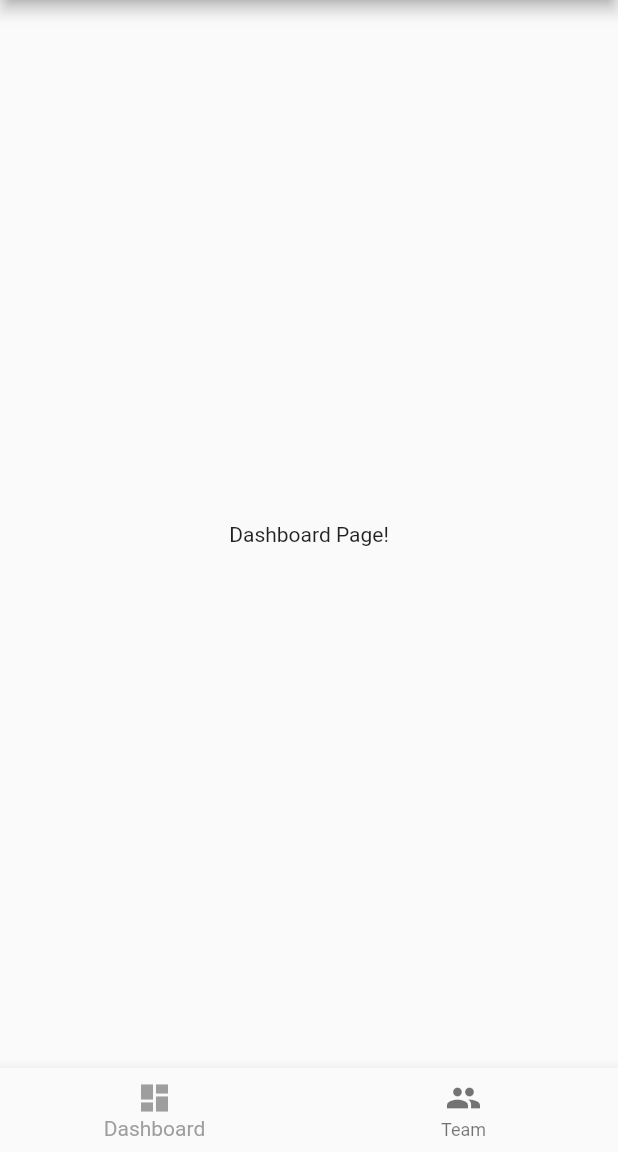
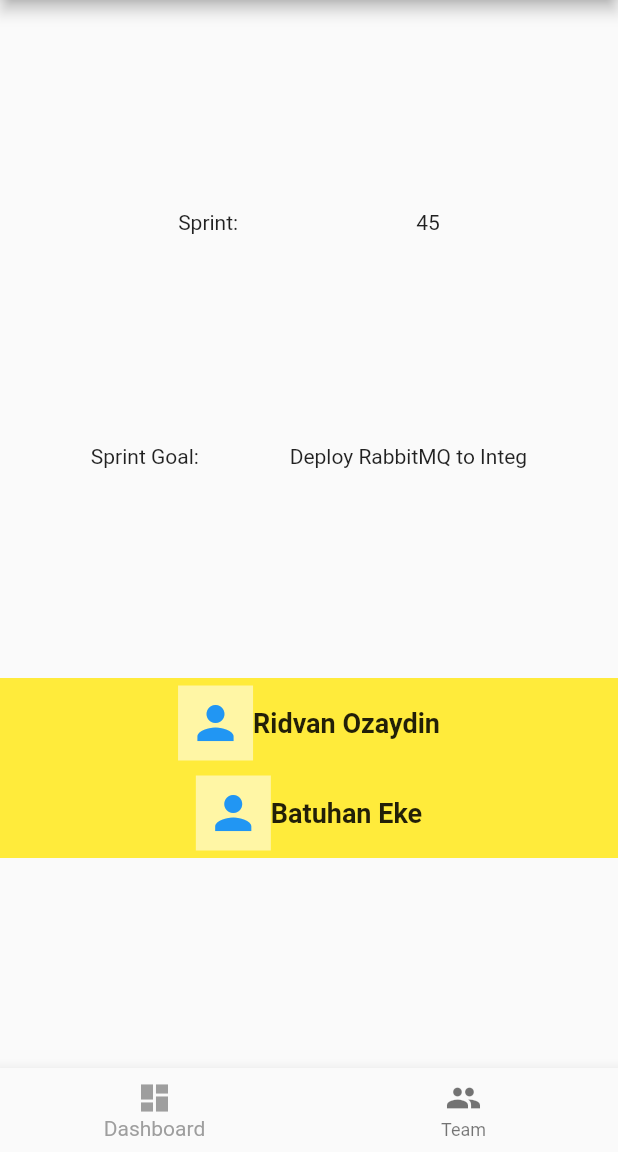
Before and after one commit to rozaydin/onduty, a Flutter app: the screen it shows after launch, on a phone screen of 412 x 824 dp, the part 84-1236 px from its top. Run offline on Flutter 3.47's test engine with Material 2 defaults, Android fonts, the phone set to English and light mode, and no system bars.

Commit message:
dashboard updates

```diff
--- a/lib/src/pages/DashboardPage.dart
+++ b/lib/src/pages/DashboardPage.dart
@@ -3,6 +3,40 @@ import 'package:flutter/material.dart';
 class DashboardPage extends StatelessWidget {
   @override
   Widget build(BuildContext context) {
-    return Center(child: Text("Dashboard Page!"));
+    return Center(
+        child: Column(children: <Widget>[
+      createRow([Text("Sprint:"), Text("45")]),
+      createRow([Text("Sprint Goal:"), Text("Deploy RabbitMQ to Integ")]),
+      createPersonnelList(["Ridvan Ozaydin", "Batuhan Eke"]),
+    ], mainAxisAlignment: MainAxisAlignment.spaceEvenly));
   }
 }
+
+Widget createRow(List<Widget> elements) {
+  return Row(
+      children: elements, mainAxisAlignment: MainAxisAlignment.spaceEvenly);
+}
+
+Widget createPersonnelList(List<String> people) {
+  return Column(
+      mainAxisAlignment: MainAxisAlignment.center,
+      children: people.map(createOnDutyPersonnel).toList());
+}
+
+Widget createOnDutyPersonnel(String personnel) {
+  return Container(
+      height: 60,
+      color: Colors.yellow,
+      child:
+          Row(mainAxisAlignment: MainAxisAlignment.center, children: <Widget>[
+        Container(
+            child: Icon(Icons.person, size: 36, color: Colors.blue),
+            color: Colors.white54,
+            width: 50,
+            height: 50),
+        Text(
+          personnel,
+          style: TextStyle(fontSize: 18, fontWeight: FontWeight.w600),
+        )
+      ]));
+}
```
